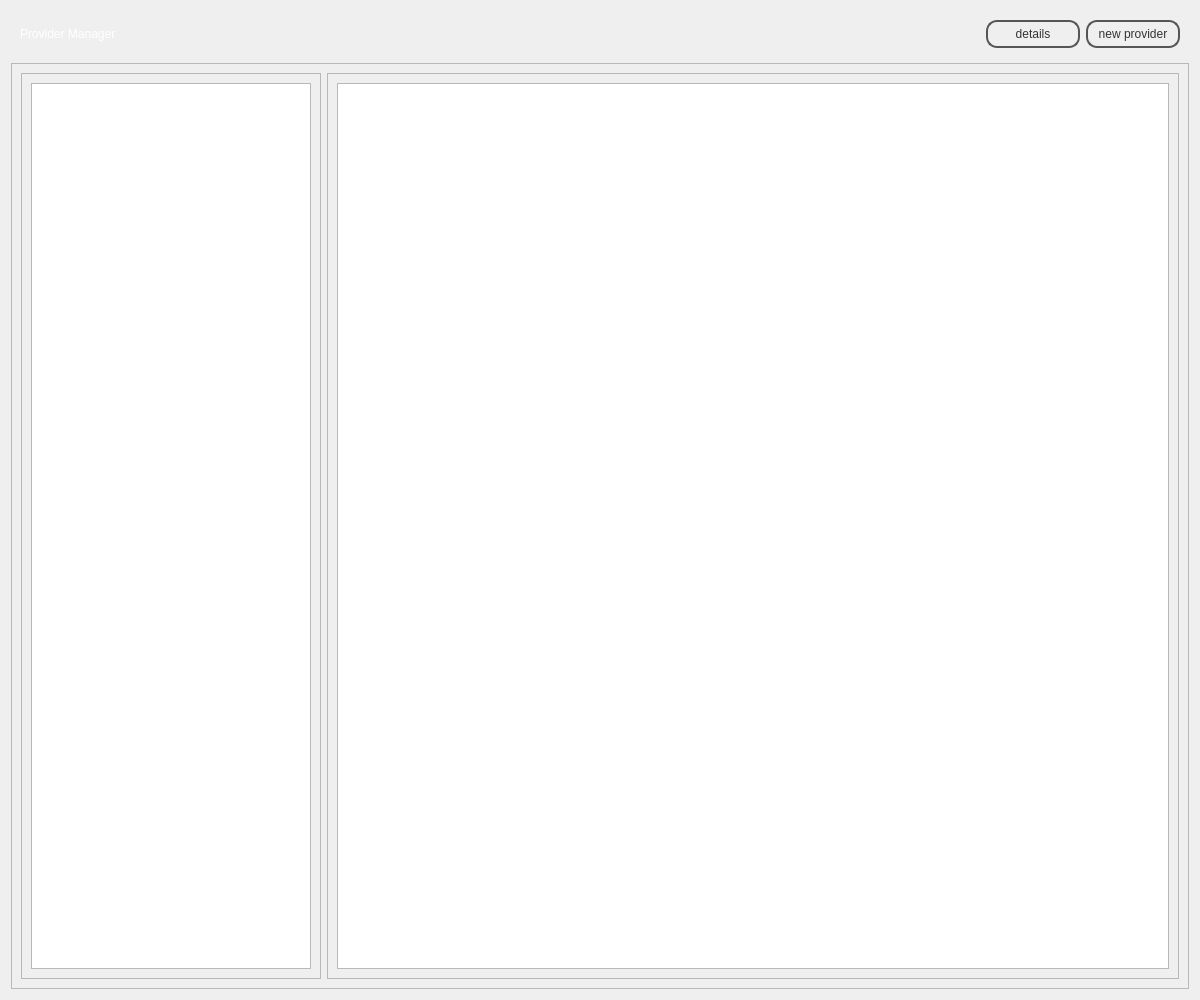
Above: penyamanager/admin/providermanagerview.ui from eguzki/penyamanager before the change. Below: the same form after it.
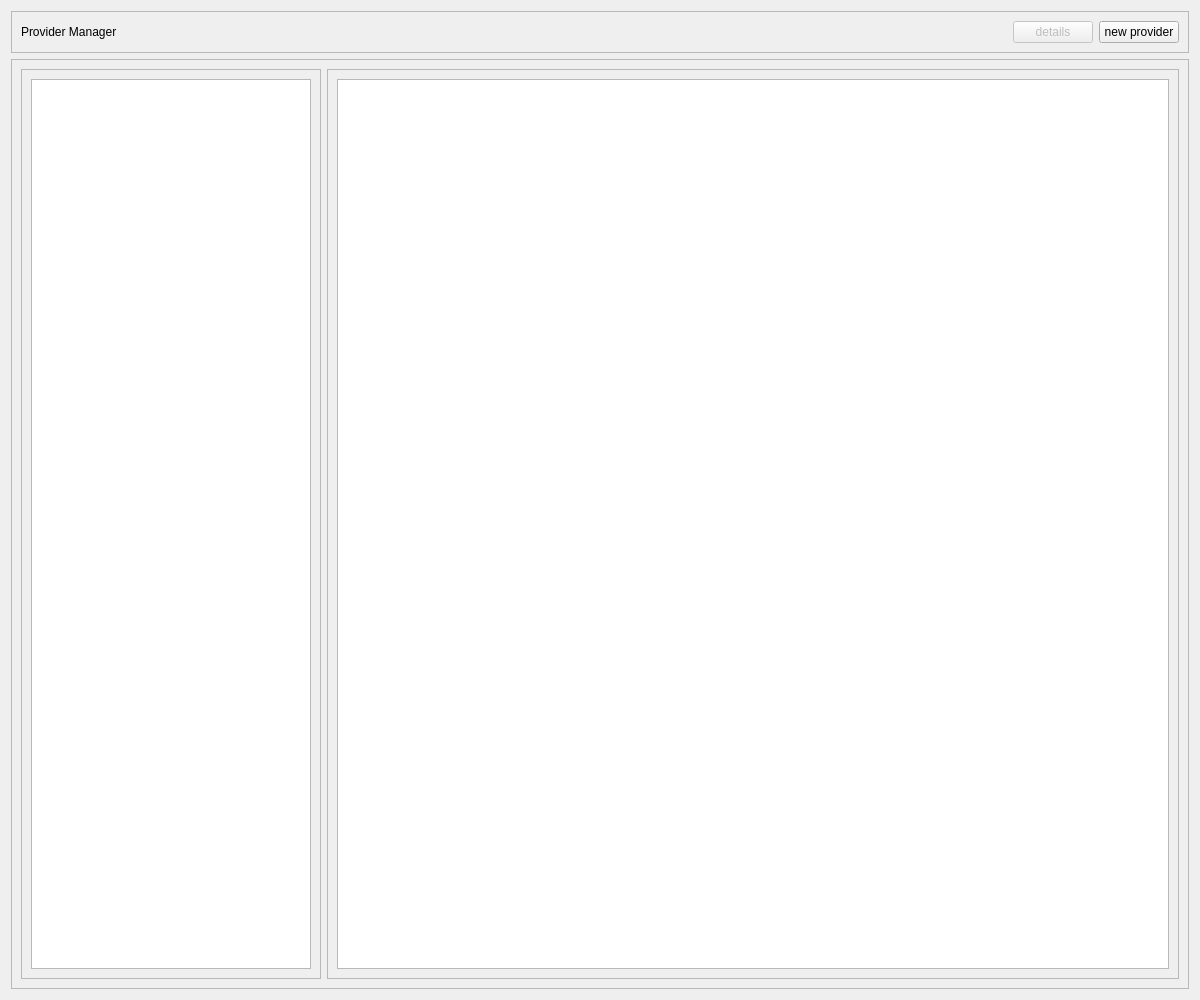
That is the form after the change.

Diff of the .ui file:
```diff
--- a/penyamanager/admin/providermanagerview.ui
+++ b/penyamanager/admin/providermanagerview.ui
@@ -14,7 +14,7 @@
    <string>Form</string>
   </property>
   <property name="styleSheet">
-   <string notr="true">#topFrame {
+   <string notr="true">/*#topFrame {
 border: none;
 background: qlineargradient(x1: 0, y1: 0, x2: 0, y2: 1,
 stop: 0 #a6a6a6, stop: 0.08 #7f7f7f,
```
Left out of the diff: 2 changed lines with no effect on the pictures.
